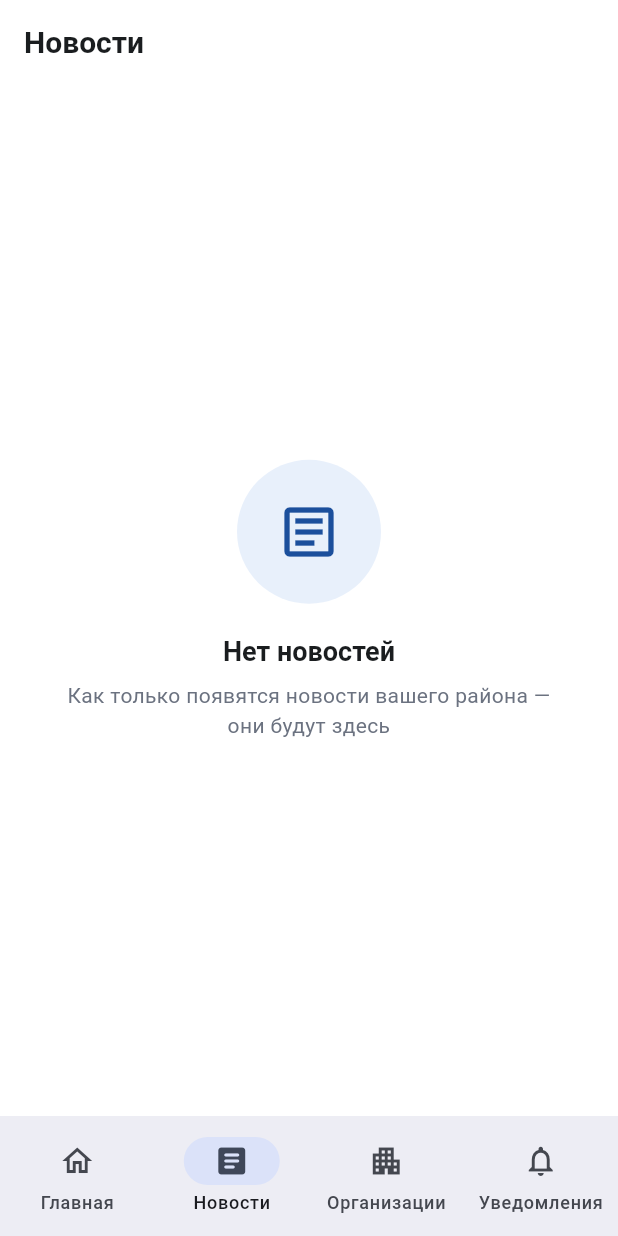
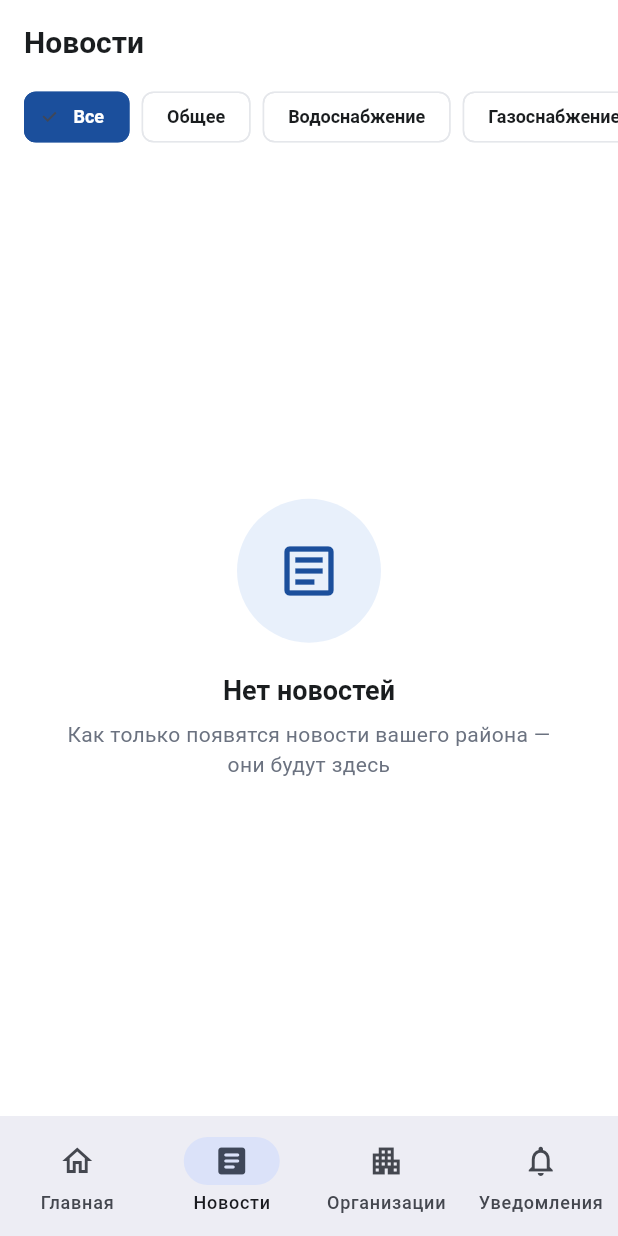
Before and after one commit to Ivan432123/omsk-region-info, a Flutter app: the NewsListScreen screen opened by its route, on a phone screen of 412 x 824 dp. Run offline on Flutter 3.47's test engine with Material 3 defaults, Android fonts, the phone set to English and light mode, and no system bars; our stand-ins replace cached_network_image, cloud_firestore, equatable, firebase_core, firebase_messaging, flutter_riverpod and 4 more; accounts and stored records are empty.

Commit message:
feat: фильтры-чипсы по категориям на экране новостей

```diff
--- a/lib/features/news/news_list_screen.dart
+++ b/lib/features/news/news_list_screen.dart
@@ -8,6 +8,17 @@ import '../../widgets/common/empty_state_widget.dart';
 import '../../widgets/common/loading_widget.dart';
 import '../../widgets/news/news_card.dart';
 
+const Map<String?, String> _kCategoryLabels = {
+  null: 'Все',
+  'general': 'Общее',
+  'water': 'Водоснабжение',
+  'gas': 'Газоснабжение',
+  'electricity': 'Электроснабжение',
+  'road': 'Дороги',
+  'emergency': 'Экстренное',
+  'events': 'Мероприятия',
+};
+
 class NewsListScreen extends ConsumerStatefulWidget {
   const NewsListScreen({super.key});
 
@@ -17,6 +28,7 @@ class NewsListScreen extends ConsumerStatefulWidget {
 
 class _NewsListScreenState extends ConsumerState<NewsListScreen> {
   final ScrollController _scrollController = ScrollController();
+  String? _selectedCategory;
 
   @override
   void initState() {
@@ -28,7 +40,11 @@ class _NewsListScreenState extends ConsumerState<NewsListScreen> {
     if (_scrollController.position.pixels >=
         _scrollController.position.maxScrollExtent - 200) {
       final districtId = ref.read(selectedDistrictProvider).id ?? '';
-      ref.read(newsListProvider(districtId).notifier).loadMore();
+      ref
+          .read(newsListByCategoryProvider(
+            (districtId: districtId, category: _selectedCategory),
+          ).notifier)
+          .loadMore();
     }
   }
 
@@ -41,24 +57,68 @@ class _NewsListScreenState extends ConsumerState<NewsListScreen> {
   @override
   Widget build(BuildContext context) {
     final districtId = ref.watch(selectedDistrictProvider).id ?? '';
-    final newsState = ref.watch(newsListProvider(districtId));
+    final newsState = ref.watch(
+      newsListByCategoryProvider((districtId: districtId, category: _selectedCategory)),
+    );
 
     return Scaffold(
       backgroundColor: AppTheme.backgroundWhite,
       appBar: AppBar(title: const Text('Новости')),
-      body: Builder(
+      body: Column(
+        children: [
+          SizedBox(
+            height: 44,
+            child: ListView.separated(
+              scrollDirection: Axis.horizontal,
+              padding: const EdgeInsets.symmetric(horizontal: 16),
+              itemCount: _kCategoryLabels.length,
+              separatorBuilder: (_, __) => const SizedBox(width: 8),
+              itemBuilder: (context, index) {
+                final category = _kCategoryLabels.keys.elementAt(index);
+                final label = _kCategoryLabels[category]!;
+                final isSelected = _selectedCategory == category;
+                return ChoiceChip(
+                  label: Text(label),
+                  selected: isSelected,
+                  onSelected: (_) {
+                    setState(() => _selectedCategory = category);
+                  },
+                  selectedColor: AppTheme.primaryBlue,
+                  labelStyle: TextStyle(
+                    color: isSelected ? Colors.white : AppTheme.textPrimary,
+                    fontWeight: FontWeight.w600,
+                  ),
+                  backgroundColor: Colors.white,
+                  side: BorderSide(
+                    color: isSelected ? AppTheme.primaryBlue : AppTheme.divider,
+                  ),
+                );
+              },
+            ),
+          ),
+          const SizedBox(height: 8),
+          Expanded(
+            child: Builder(
               builder: (context) {
                 if (newsState.isLoading) return const LoadingListWidget();
                 if (newsState.error != null) {
                   return EmptyStateWidget.error(
-              onRetry: () => ref.read(newsListProvider(districtId).notifier).refresh(),
+                    onRetry: () => ref
+                        .read(newsListByCategoryProvider(
+                          (districtId: districtId, category: _selectedCategory),
+                        ).notifier)
+                        .refresh(),
                   );
                 }
                 if (newsState.items.isEmpty) return const EmptyStateWidget.noNews();
 
                 return RefreshIndicator(
                   color: AppTheme.primaryBlue,
-            onRefresh: () => ref.read(newsListProvider(districtId).notifier).refresh(),
+                  onRefresh: () => ref
+                      .read(newsListByCategoryProvider(
+                        (districtId: districtId, category: _selectedCategory),
+                      ).notifier)
+                      .refresh(),
                   child: ListView.separated(
                     controller: _scrollController,
                     padding: const EdgeInsets.all(16),
@@ -90,6 +150,9 @@ class _NewsListScreenState extends ConsumerState<NewsListScreen> {
                 );
               },
             ),
+          ),
+        ],
+      ),
     );
   }
 }
--- a/lib/providers/news_provider.dart
+++ b/lib/providers/news_provider.dart
@@ -45,18 +45,27 @@ class NewsListState {
 /// Управляет пагинацией новостей для конкретного района.
 /// Используется family, чтобы у каждого района был независимый экземпляр
 /// состояния — важно для будущего мульти-районного сравнения (admin).
+/// category — необязательный фильтр по категории; null означает "все
+/// категории". Передаётся отдельным параметром конструктора, а не через
+/// сам districtId, чтобы family-ключ newsListProvider (используется на
+/// главном экране для нефильтрованной ленты) не пришлось менять.
 class NewsListNotifier extends StateNotifier<NewsListState> {
   final NewsRepository _repository;
   final String districtId;
+  final String? category;
 
-                                                                                                                            NewsListNotifier(this._repository, this.districtId) : super(const NewsListState()) {
+  NewsListNotifier(this._repository, this.districtId, {this.category})
+      : super(const NewsListState()) {
     loadFirstPage();
   }
 
   Future<void> loadFirstPage() async {
     state = state.copyWith(isLoading: true, clearError: true);
     try {
-                                                                                                                                                  final result = await _repository.getNewsPage(districtId: districtId);
+      final result = await _repository.getNewsPage(
+        districtId: districtId,
+        categoryFilter: category,
+      );
       state = state.copyWith(
         items: result.items,
         isLoading: false,
@@ -78,6 +87,7 @@ class NewsListState {
       final result = await _repository.getNewsPage(
         districtId: districtId,
         startAfter: state.lastDoc,
+        categoryFilter: category,
       );
       state = state.copyWith(
         items: [...state.items, ...result.items],
@@ -98,6 +108,19 @@ class NewsListState {
   return NewsListNotifier(ref.watch(newsRepositoryProvider), districtId);
 });
 
+/// Список новостей с фильтром по категории — используется на экране
+/// "Новости" с чипсами-фильтрами. Ключ — пара (districtId, category),
+/// поэтому у каждой выбранной категории свой независимый, кэшируемый
+/// список с собственной пагинацией.
+final newsListByCategoryProvider = StateNotifierProvider.family<NewsListNotifier,
+    NewsListState, ({String districtId, String? category})>((ref, params) {
+  return NewsListNotifier(
+    ref.watch(newsRepositoryProvider),
+    params.districtId,
+    category: params.category,
+  );
+});
+
 /// Важные объявления для главной (только push-триггерящие категории).
 final importantAnnouncementsProvider =
     FutureProvider.family<List<NewsModel>, String>((ref, districtId) async {
```
Lines whose indentation alone changed are shown as unchanged.
